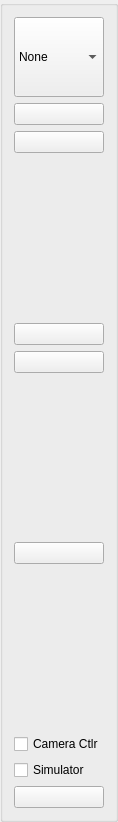
Above: src/gui/GuidanceToolbar.ui from eringerli/QtOpenGuidance before the change. Below: the same form after it.
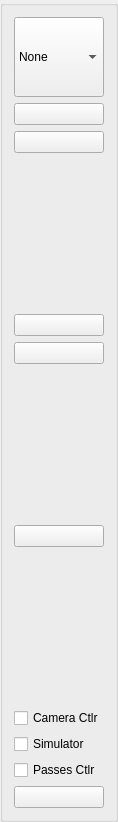
That is the form after the change. Icons and pictures are not drawn.

Commit message: Mew Toolbar: Settings for Passes

Patch:
```diff
--- a/src/gui/GuidanceToolbar.ui
+++ b/src/gui/GuidanceToolbar.ui
@@ -281,6 +281,16 @@
      </property>
     </widget>
    </item>
+   <item>
+    <widget class="QCheckBox" name="cbPasses">
+     <property name="focusPolicy">
+      <enum>Qt::NoFocus</enum>
+     </property>
+     <property name="text">
+      <string>Passes Ctlr</string>
+     </property>
+    </widget>
+   </item>
    <item>
     <widget class="QPushButton" name="btn_settings">
      <property name="focusPolicy">
```
The commit also changes 10 other files.
